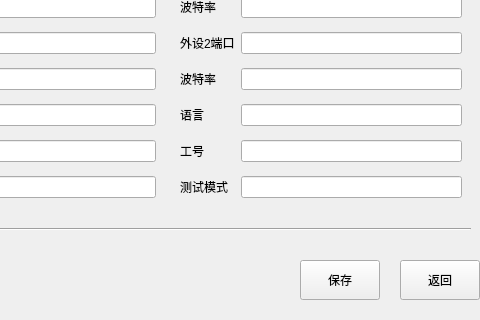
Qt form formsystemsetting.ui (LEmbedder/widget-mcu) before a commit; both pictures show x 320 to 800 and y 160 to 480 of the 800 by 480 pixel window.
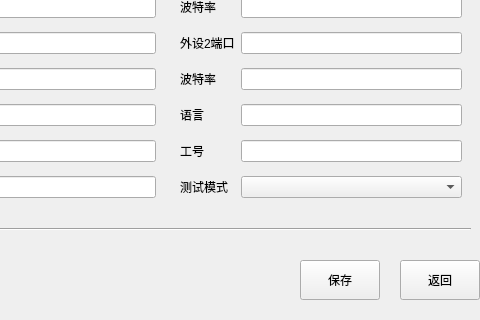
The same form after that commit.

```diff
--- a/formsystemsetting.ui
+++ b/formsystemsetting.ui
@@ -348,7 +348,7 @@
             </widget>
            </item>
            <item row="7" column="1">
-            <widget class="QLineEdit" name="lineEdit_16"/>
+            <widget class="QComboBox" name="comboBox_test_mode"/>
            </item>
           </layout>
          </widget>
```
